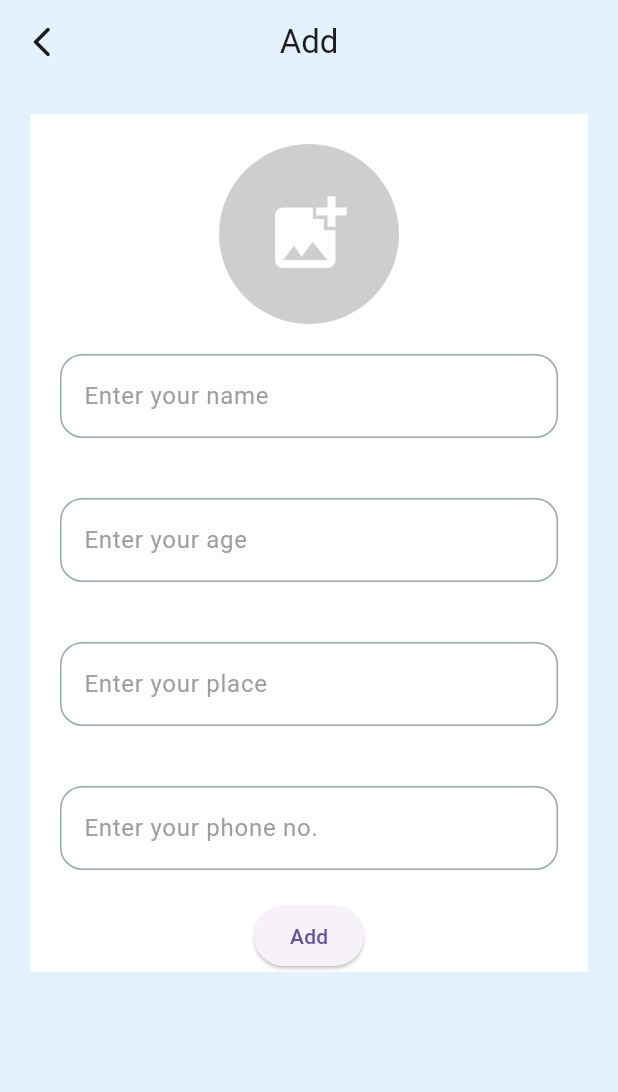
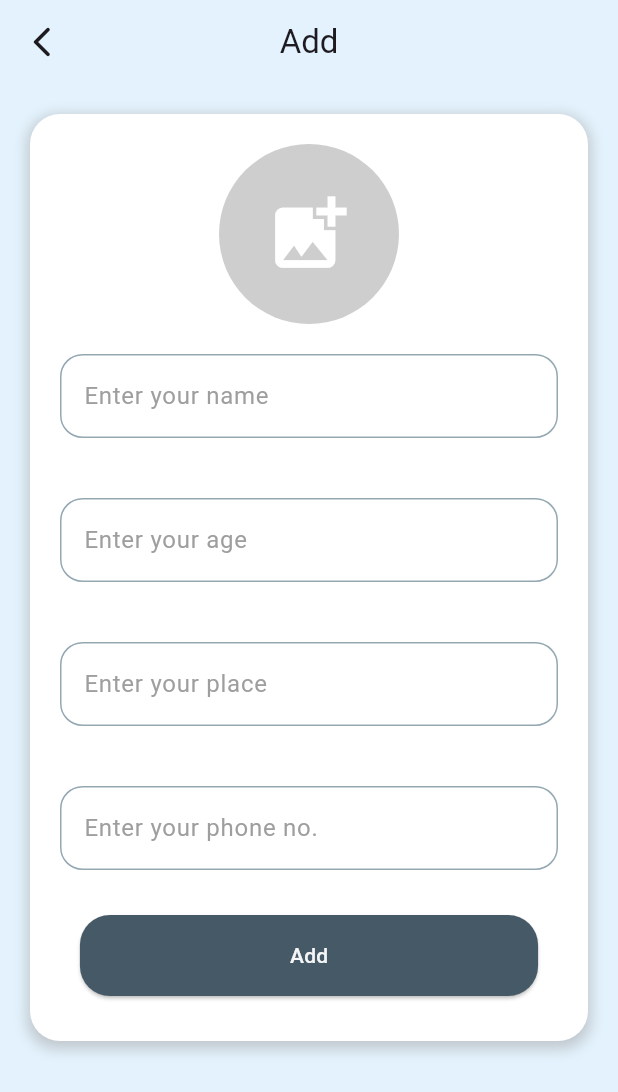
Before and after one commit to Nidhapk/studentProviderNew, a Flutter app: the screen it shows after launch, after a tap on the "person add" icon, on a phone screen of 412 x 824 dp. Shown: the top 1092 px of the screen. Run offline on Flutter 3.47's test engine with Material 3 defaults, Android fonts, the phone set to English and light mode, and no system bars; our stand-ins replace flutter_svg, hive, image_picker; accounts and stored records are empty.

Commit message:
fixed some errors

```diff
--- /dev/null
+++ b/lib/common/style.dart
@@ -0,0 +1,3 @@
+import 'package:flutter/material.dart';
+
+const Color buttonColor = Color.fromARGB(255, 70, 89, 103);
--- a/lib/view/add_screen.dart
+++ b/lib/view/add_screen.dart
@@ -1,14 +1,15 @@
-// ignore_for_file: must_be_immutable
+// ignore_for_file: must_be_immutable, use_build_context_synchronously
 
 import 'dart:io';
 
 import 'package:flutter/material.dart';
 import 'package:image_picker/image_picker.dart';
 import 'package:provider/provider.dart';
+import 'package:studentprovider/common/style.dart';
 import 'package:studentprovider/model/student_model.dart';
 import 'package:studentprovider/provider/student_provider.dart';
 import 'package:studentprovider/provider/theme_provider.dart';
-import 'package:studentprovider/view/edit_screen.dart';
+
 import 'package:studentprovider/widgets/custom_textform.dart';
 
 class AddScreen extends StatelessWidget {
@@ -23,8 +24,6 @@ class AddScreen extends StatelessWidget {
   @override
   Widget build(BuildContext context) {
     final provider = Provider.of<ThemeProvider>(context);
-    final imageProvider = Provider.of<Imageprovider>(context);
-    // imageProvider.setImagePath(null);
 
     return Scaffold(
       backgroundColor:
@@ -36,7 +35,7 @@ class AddScreen extends StatelessWidget {
                   .setImagePath(null);
               Navigator.of(context).pop();
             },
-            icon: Icon(Icons.arrow_back_ios_new_rounded)),
+            icon: const Icon(Icons.arrow_back_ios_new_rounded)),
         backgroundColor: Colors.transparent,
         title: const Text('Add'),
         centerTitle: true,
@@ -46,6 +45,17 @@ class AddScreen extends StatelessWidget {
           padding: const EdgeInsets.all(20.0),
           child: Container(
             decoration: BoxDecoration(
+                borderRadius: BorderRadius.circular(20),
+                boxShadow: [
+                  provider.isDarkMode
+                      ?const  BoxShadow(color: Colors.transparent)
+                      : BoxShadow(
+                          color: Colors.grey.withOpacity(0.5),
+                          spreadRadius: 2,
+                          blurRadius: 7,
+                          offset:const  Offset(0, 3),
+                        )
+                ],
                 color: provider.isDarkMode ? Colors.grey[850] : Colors.white),
             child: Form(
               key: formKey,
@@ -119,11 +129,24 @@ class AddScreen extends StatelessWidget {
                       hintext: 'Phone no.',
                       labeltext: "Enter your phone no.",
                       controller: phoneController),
+                  const SizedBox(height: 10),
                   ElevatedButton(
                       onPressed: () async {
                         await addStudent(context);
                       },
-                      child: const Text('Add'))
+                      style: ElevatedButton.styleFrom(
+                          foregroundColor: Colors.grey[100],
+                          backgroundColor: provider.isDarkMode
+                              ? Colors.grey[700]
+                              : buttonColor,
+                          shape: RoundedRectangleBorder(
+                              borderRadius: BorderRadius.circular(20)),
+                          padding:const  EdgeInsets.only(
+                              left: 140, right: 140, top: 17, bottom: 17)),
+                      child: const Text('Add')),
+                  const SizedBox(
+                    height: 30,
+                  )
                 ],
               ),
             ),
@@ -150,7 +173,6 @@ class AddScreen extends StatelessWidget {
   }
 
   Future<void> pickImage(BuildContext context) async {
-    // Provider.of<Imageprovider>(context, listen: false).setImagePath(null);
     final pickedFile =
         await ImagePicker().pickImage(source: ImageSource.gallery);
     if (pickedFile != null) {
--- a/lib/view/detail_screen.dart
+++ b/lib/view/detail_screen.dart
@@ -27,16 +27,16 @@ class StudentDetails extends StatelessWidget {
               PhotoContainer(
                   assetpath: 'lib/assets/ea829acc861a7c3f81182ad2929a5242.jpg',
                   filepath: student.photo!,
-                  condition: student.photo == null),
+                  condition: student.photo == null || student.photo!.isEmpty),
               const SizedBox(
                 height: 50,
               ),
               DetailRow(title: 'Name', details: student.studentName ?? ''),
-           const   Kdivider(),
+              const Kdivider(),
               DetailRow(title: 'Age', details: student.age ?? ''),
-             const   Kdivider(),
+              const Kdivider(),
               DetailRow(title: 'Place', details: student.place ?? ''),
-             const   Kdivider(),
+              const Kdivider(),
               DetailRow(title: 'Phone no.', details: student.phoneNo ?? ''),
             ],
           ),
--- a/lib/view/edit_screen.dart
+++ b/lib/view/edit_screen.dart
@@ -1,4 +1,4 @@
-// ignore_for_file: must_be_immutable
+// ignore_for_file: must_be_immutable, use_build_context_synchronously
 
 import 'dart:io';
 
@@ -15,20 +15,22 @@ class EditScreen extends StatelessWidget {
 
   EditScreen({super.key, required this.student});
 
-  // String? imagePath;
   final GlobalKey<FormState> formKey = GlobalKey<FormState>();
   @override
   Widget build(BuildContext context) {
     final provider = Provider.of<ThemeProvider>(context);
     final imageprovider = Provider.of<EditImageprovider>(context);
-    // final studentProvider = Provider.of<StudentProvider>(context);
+
+    WidgetsBinding.instance.addPostFrameCallback((_) async {
+      if (imageprovider.imagePath != student.photo) {
+        imageprovider.initializeImagePath(student.photo ?? '');
+      }
+    });
     final nameController = TextEditingController(text: student.studentName);
     final ageController = TextEditingController(text: student.age);
     final placeController = TextEditingController(text: student.place);
     final phoneController = TextEditingController(text: student.phoneNo);
-    WidgetsBinding.instance.addPostFrameCallback((_) {
-      imageprovider.initializeImagePath(student.photo!);
-    });
+
     return Scaffold(
       backgroundColor:
           provider.isDarkMode ? Colors.transparent : Colors.blue[50],
@@ -62,7 +64,8 @@ class EditScreen extends StatelessWidget {
                         ),
                         child: Consumer<EditImageprovider>(
                             builder: (context, imageProvider, _) {
-                          return imageProvider._imagePath != null
+                          return imageProvider._imagePath != null &&
+                                  imageProvider._imagePath!.isNotEmpty
                               ? ClipOval(
                                   child: Image.file(
                                   File(imageProvider.imagePath!),
@@ -173,5 +176,6 @@ class EditImageprovider extends ChangeNotifier {
 
   void initializeImagePath(String path) {
     _imagePath = path;
+    notifyListeners();
   }
 }
--- a/lib/view/home_screen.dart
+++ b/lib/view/home_screen.dart
@@ -1,7 +1,9 @@
 import 'dart:io';
 
 import 'package:flutter/material.dart';
+import 'package:flutter_svg/svg.dart';
 import 'package:provider/provider.dart';
+import 'package:studentprovider/common/style.dart';
 import 'package:studentprovider/model/student_model.dart';
 import 'package:studentprovider/provider/student_provider.dart';
 import 'package:studentprovider/provider/theme_provider.dart';
@@ -20,6 +22,11 @@ class HomeScreen extends StatelessWidget {
       backgroundColor:
           provider.isDarkMode ? Colors.transparent : Colors.blue[50],
       appBar: AppBar(
+        titleSpacing: 30,
+        title:const  Text(
+          'Student Portal',
+          style: TextStyle(fontWeight: FontWeight.bold, fontSize: 30),
+        ),
         backgroundColor: Colors.transparent,
         actions: [
           IconButton(
@@ -35,7 +42,27 @@ class HomeScreen extends StatelessWidget {
               ))
         ],
       ),
-      body: ListView.builder(
+      body: studentProvider.students.isEmpty
+          ? Center(
+              child: Column(
+                mainAxisAlignment: MainAxisAlignment.center,
+                children: [
+                  SvgPicture.asset(
+                    'lib/assets/55024599_9264882.svg',
+                    height: 200,
+                  ),
+                  const Row(
+                    mainAxisAlignment: MainAxisAlignment.center,
+                    children: [
+                      Text('Click  '),
+                      Icon(Icons.person_add),
+                      Text('  to add new students')
+                    ],
+                  )
+                ],
+              ),
+            )
+          : ListView.builder(
               itemCount: studentProvider.students.length,
               itemBuilder: (context, index) {
                 final StudentModel student = studentProvider.students[index];
@@ -61,12 +88,14 @@ class HomeScreen extends StatelessWidget {
                           ),
                         ],
                         borderRadius: BorderRadius.circular(10),
-                    color:
-                        provider.isDarkMode ? Colors.grey[850] : Colors.white,
+                        color: provider.isDarkMode
+                            ? Colors.grey[850]
+                            : Colors.white,
                       ),
                       child: ListTile(
                         leading: CircleAvatar(
-                      backgroundImage: student.photo == null
+                          backgroundImage: student.photo == null ||
+                                  student.photo!.isEmpty
                               ? const AssetImage(
                                   'lib/assets/ea829acc861a7c3f81182ad2929a5242.jpg')
                               : FileImage(File(student.photo!)),
@@ -78,7 +107,7 @@ class HomeScreen extends StatelessWidget {
                           mainAxisSize: MainAxisSize.min,
                           children: [
                             IconButton(
-                          icon: Icon(Icons.edit),
+                              icon: const Icon(Icons.edit),
                               onPressed: () {
                                 Navigator.of(context).push(MaterialPageRoute(
                                     builder: (context) => EditScreen(
@@ -126,16 +155,14 @@ class HomeScreen extends StatelessWidget {
           Navigator.of(context)
               .push(MaterialPageRoute(builder: (context) => AddScreen()));
         },
-        child: Icon(Icons.person_add_sharp),
         foregroundColor: provider.isDarkMode
-            ? Color.fromARGB(255, 215, 235, 236)
-            : Color.fromARGB(255, 70, 89, 103),
-        backgroundColor: provider.isDarkMode
-            ? Color.fromARGB(255, 70, 89, 103)
-            : Colors.white,
+            ? const Color.fromARGB(255, 215, 235, 236)
+            : buttonColor,
+        backgroundColor: provider.isDarkMode ? buttonColor : Colors.white,
         shape: RoundedRectangleBorder(
           borderRadius: BorderRadius.circular(30.0), // Adjust as per your needs
         ),
+        child: const Icon(Icons.person_add_sharp),
       ),
     );
   }
--- a/lib/widgets/divider.dart
+++ b/lib/widgets/divider.dart
@@ -12,6 +12,6 @@ class Kdivider extends StatelessWidget {
         thickness: 1,
         color: provider.isDarkMode
             ? Colors.grey
-            : Color.fromARGB(255, 137, 174, 201));
+            :const  Color.fromARGB(255, 137, 174, 201));
   }
 }
--- a/lib/widgets/photo_container.dart
+++ b/lib/widgets/photo_container.dart
@@ -1,8 +1,6 @@
 import 'dart:io';
+import 'package:flutter/material.dart';
 
-import 'package:flutter/material.dart';
-import 'package:provider/provider.dart';
-import 'package:studentprovider/provider/theme_provider.dart';
 
 class PhotoContainer extends StatelessWidget {
   final String assetpath;
--- a/pubspec.yaml
+++ b/pubspec.yaml
@@ -42,6 +42,7 @@ dependencies:
   hive_flutter: ^1.1.0
   path_provider: ^2.1.3
   image_picker: ^1.1.2
+  flutter_svg: ^2.0.10+1
 
 dev_dependencies:
   flutter_test:
```
Also changed, not shown: lib/assets/55024599_9264882.svg (added), pubspec.lock. Lines whose indentation alone changed are shown as unchanged.
